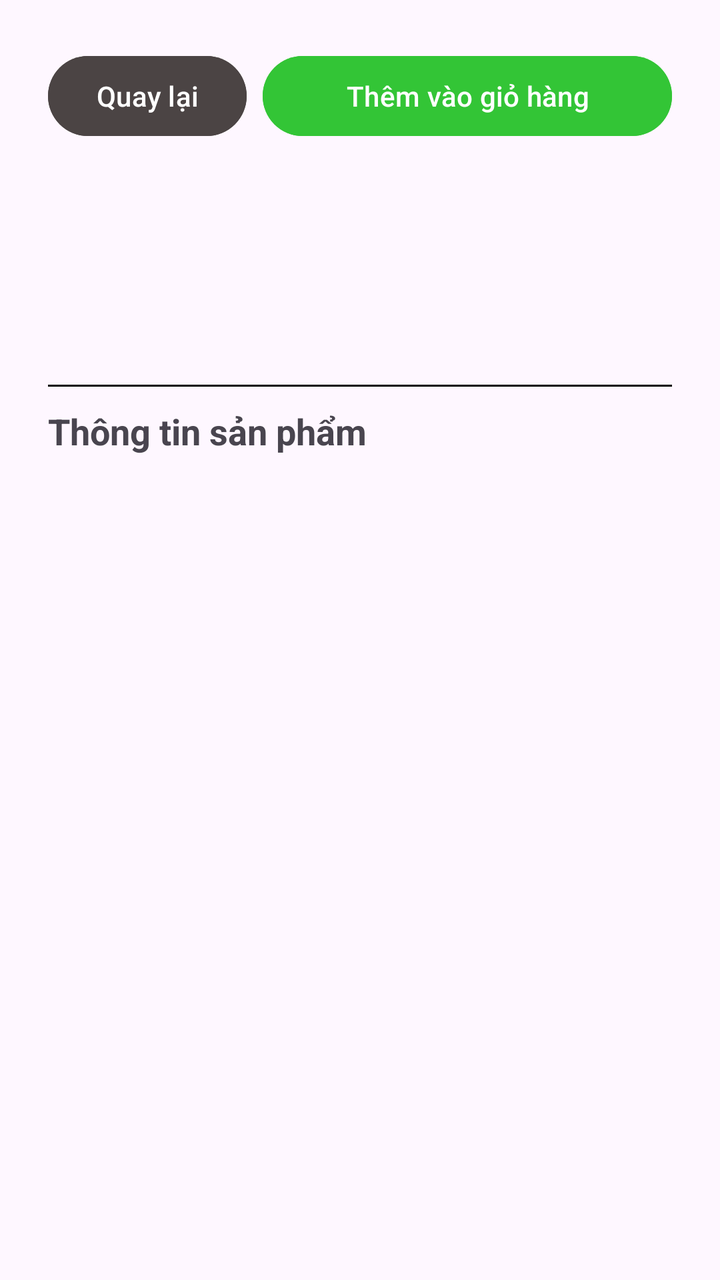
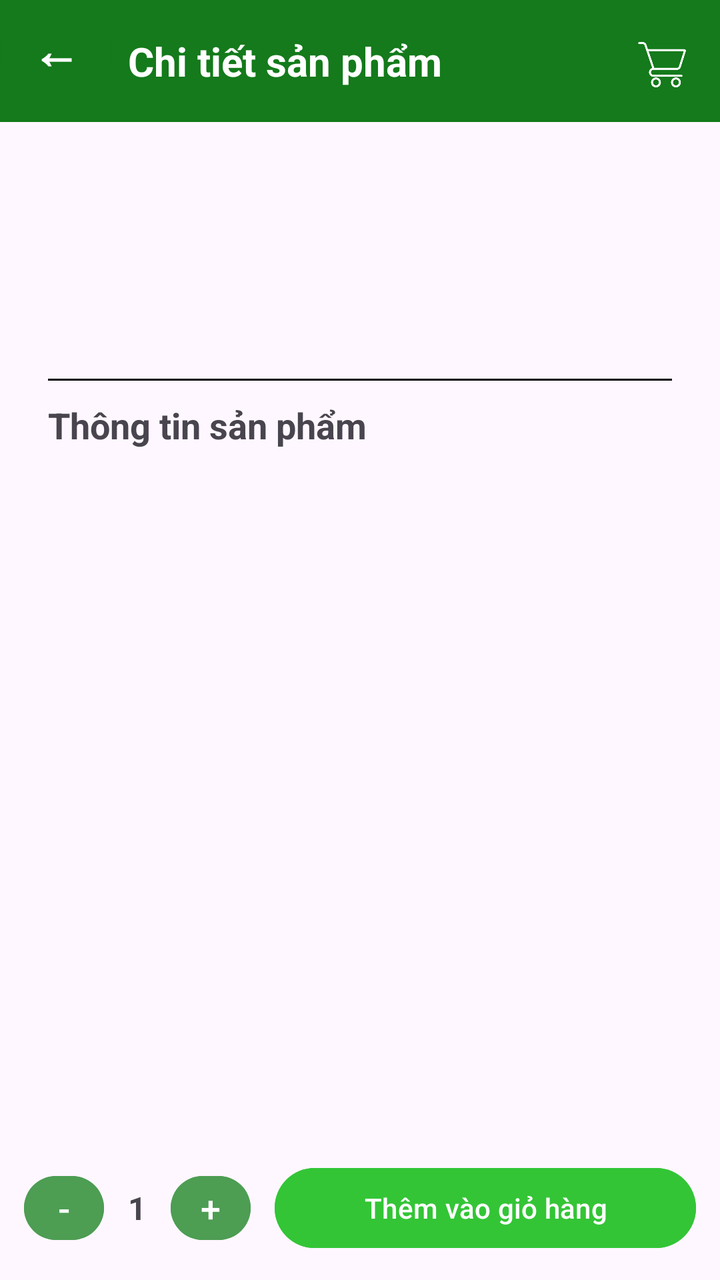

Two renders of the same Android screen: before a commit and after it. Below are the layout's source before the change and the commit's diff.
<!-- AndroidManifest.xml: application theme Theme.MobilePro -->
<!-- res/layout/activity_product_detail.xml -->
<?xml version="1.0" encoding="utf-8"?>

<ScrollView xmlns:android="http://schemas.android.com/apk/res/android"
    android:layout_width="match_parent"
    android:layout_height="match_parent"
    android:fillViewport="true">

    <LinearLayout
        android:layout_width="match_parent"
            android:layout_height="match_parent"
            android:orientation="vertical"
            android:padding="24dp">

        <LinearLayout
            android:layout_width="match_parent"
            android:layout_height="wrap_content"
            android:orientation="horizontal"
            android:layout_marginBottom="16dp">

            <Button
                android:id="@+id/btnBack"
                android:layout_width="wrap_content"
                android:layout_height="wrap_content"
                android:layout_marginEnd="8dp"
                android:text="Quay lại"
                android:backgroundTint="#4B4444"/>

            <Button
                android:id="@+id/btnAddToCart"
                android:layout_width="match_parent"
                android:layout_height="wrap_content"
                android:backgroundTint="#33C536"
                android:text="Thêm vào giỏ hàng" />

        </LinearLayout>

        <ImageView
            android:id="@+id/imgDetail"
            android:layout_width="match_parent"
            android:layout_height="wrap_content"
            android:layout_marginBottom="20dp"
            android:scaleType="center" />

        <TextView
            android:id="@+id/tvDetailName"
            android:layout_width="match_parent"
            android:layout_height="wrap_content"
            android:textSize="26sp"
            android:textStyle="bold"
            android:layout_marginBottom="10dp"/>

        <TextView
            android:id="@+id/tvDetailPrice"
            android:layout_width="match_parent"
            android:layout_height="wrap_content"
            android:textSize="22sp"
            android:textColor="#BD1208"
            android:layout_marginBottom="10dp"/>

        <View
            android:layout_width="match_parent"
            android:layout_height="1dp"
            android:background="@color/black"
            android:layout_marginBottom="10dp"/>

        <TextView
            android:layout_width="match_parent"
            android:layout_height="wrap_content"
            android:text="Thông tin sản phẩm"
            android:textSize="18sp"
            android:textStyle="bold"
            android:layout_marginBottom="10dp" />

        <TextView
            android:id="@+id/tvDetailDescription"
            android:layout_width="match_parent"
            android:layout_height="wrap_content"
            android:textSize="18sp"/>

    </LinearLayout>

</ScrollView>
<!-- resources referenced by this layout -->
<resources>
  <color name="black">#FF000000</color>
  <style name="Theme.MobilePro" parent="Base.Theme.MobilePro" />
  <style name="Base.Theme.MobilePro" parent="Theme.Material3.DayNight.NoActionBar">
          
          
      </style>
</resources>

<!-- the commit's change to res/layout/activity_product_detail.xml (unified diff, before → after) -->
@@ -1,82 +1,161 @@
 <?xml version="1.0" encoding="utf-8"?>
 
-<ScrollView xmlns:android="http://schemas.android.com/apk/res/android"
+<LinearLayout xmlns:android="http://schemas.android.com/apk/res/android"
+    xmlns:app="http://schemas.android.com/apk/res-auto"
     android:layout_width="match_parent"
     android:layout_height="match_parent"
-    android:fillViewport="true">
+    android:orientation="vertical">
 
     <LinearLayout
         android:layout_width="match_parent"
-            android:layout_height="match_parent"
-            android:orientation="vertical"
-            android:padding="24dp">
+        android:layout_height="wrap_content"
+        android:orientation="horizontal"
+        android:background="@color/green"
+        android:gravity="center_vertical">
+
+        <Button
+            android:id="@+id/btnBack"
+            android:layout_width="56dp"
+            android:layout_height="56dp"
+            android:minWidth="0dp"
+            android:minHeight="0dp"
+            android:padding="0dp"
+            android:text="←"
+            android:textSize="24sp"
+            android:textStyle="bold"
+            android:backgroundTint="@color/green"
+            android:textColor="@color/white"
+            android:layout_marginBottom="5dp"/>
+
+        <TextView
+            android:layout_width="0dp"
+            android:layout_height="wrap_content"
+            android:layout_weight="1"
+            android:layout_marginStart="8dp"
+            android:text="Chi tiết sản phẩm"
+            android:textSize="20sp"
+            android:textColor="@color/white"
+            android:textStyle="bold" />
+
+        <ImageButton
+            android:id="@+id/btnGoToCart"
+            android:layout_width="48dp"
+            android:layout_height="48dp"
+            android:layout_marginTop="2dp"
+            android:layout_marginEnd="5dp"
+            android:background="@null"
+            android:scaleType="fitCenter"
+            android:padding="8dp"
+            android:src="@drawable/ic_cart"
+            app:tint="@color/white"/>
+    </LinearLayout>
+
+    <ScrollView
+        android:layout_width="match_parent"
+        android:layout_height="0dp"
+        android:layout_weight="1"
+        android:fillViewport="true">
 
         <LinearLayout
             android:layout_width="match_parent"
             android:layout_height="wrap_content"
-            android:orientation="horizontal"
-            android:layout_marginBottom="16dp">
+            android:orientation="vertical"
+            android:padding="24dp">
 
-            <Button
-                android:id="@+id/btnBack"
-                android:layout_width="wrap_content"
-                android:layout_height="wrap_content"
-                android:layout_marginEnd="8dp"
-                android:text="Quay lại"
-                android:backgroundTint="#4B4444"/>
-
-            <Button
-                android:id="@+id/btnAddToCart"
+            <ImageView
+                android:id="@+id/imgDetail"
                 android:layout_width="match_parent"
                 android:layout_height="wrap_content"
-                android:backgroundTint="#33C536"
-                android:text="Thêm vào giỏ hàng" />
+                android:layout_marginBottom="20dp"
+                android:scaleType="center" />
+
+            <TextView
+                android:id="@+id/tvDetailName"
+                android:layout_width="match_parent"
+                android:layout_height="wrap_content"
+                android:textSize="26sp"
+                android:textStyle="bold"
+                android:layout_marginBottom="10dp" />
+
+            <TextView
+                android:id="@+id/tvDetailPrice"
+                android:layout_width="match_parent"
+                android:layout_height="wrap_content"
+                android:textSize="22sp"
+                android:textColor="#BD1208"
+                android:layout_marginBottom="10dp" />
+
+            <View
+                android:layout_width="match_parent"
+                android:layout_height="1dp"
+                android:background="@color/black"
+                android:layout_marginBottom="10dp" />
+
+            <TextView
+                android:layout_width="match_parent"
+                android:layout_height="wrap_content"
+                android:text="Thông tin sản phẩm"
+                android:textSize="18sp"
+                android:textStyle="bold"
+                android:layout_marginBottom="10dp" />
+
+            <TextView
+                android:id="@+id/tvDetailDescription"
+                android:layout_width="match_parent"
+                android:layout_height="wrap_content"
+                android:textSize="18sp" />
 
         </LinearLayout>
+    </ScrollView>
 
-        <ImageView
-            android:id="@+id/imgDetail"
-            android:layout_width="match_parent"
-            android:layout_height="wrap_content"
-            android:layout_marginBottom="20dp"
-            android:scaleType="center" />
+    <LinearLayout
+        android:layout_width="match_parent"
+        android:layout_height="wrap_content"
+        android:orientation="horizontal"
+        android:padding="12dp"
+        android:gravity="center_vertical">
+
+        <Button
+            android:id="@+id/btnMinus"
+            android:layout_width="40dp"
+            android:layout_height="40dp"
+            android:minWidth="0dp"
+            android:minHeight="0dp"
+            android:padding="0dp"
+            android:text="-"
+            android:textSize="18sp"
+            android:backgroundTint="#4D9D53" />
 
         <TextView
-            android:id="@+id/tvDetailName"
-            android:layout_width="match_parent"
+            android:id="@+id/tvQuantity"
+            android:layout_width="wrap_content"
             android:layout_height="wrap_content"
-            android:textSize="26sp"
-            android:textStyle="bold"
-            android:layout_marginBottom="10dp"/>
+            android:layout_marginStart="12dp"
+            android:layout_marginEnd="12dp"
+            android:text="1"
+            android:textSize="16sp"
+            android:textStyle="bold" />
 
-        <TextView
-            android:id="@+id/tvDetailPrice"
-            android:layout_width="match_parent"
+        <Button
+            android:id="@+id/btnPlus"
+            android:layout_width="40dp"
+            android:layout_height="40dp"
+            android:minWidth="0dp"
+            android:minHeight="0dp"
+            android:padding="0dp"
+            android:text="+"
+            android:textSize="18sp"
+            android:backgroundTint="#4D9D53" />
+
+        <Button
+            android:id="@+id/btnAddToCart"
+            android:layout_width="0dp"
             android:layout_height="wrap_content"
-            android:textSize="22sp"
-            android:textColor="#BD1208"
-            android:layout_marginBottom="10dp"/>
-
-        <View
-            android:layout_width="match_parent"
-            android:layout_height="1dp"
-            android:background="@color/black"
-            android:layout_marginBottom="10dp"/>
-
-        <TextView
-            android:layout_width="match_parent"
-            android:layout_height="wrap_content"
-            android:text="Thông tin sản phẩm"
-            android:textSize="18sp"
-            android:textStyle="bold"
-            android:layout_marginBottom="10dp" />
-
-        <TextView
-            android:id="@+id/tvDetailDescription"
-            android:layout_width="match_parent"
-            android:layout_height="wrap_content"
-            android:textSize="18sp"/>
+            android:layout_weight="1"
+            android:layout_marginStart="12dp"
+            android:backgroundTint="#33C536"
+            android:text="Thêm vào giỏ hàng" />
 
     </LinearLayout>
 
-</ScrollView>
+</LinearLayout>
<!-- resource entries referenced after the edit -->
@@ -1,6 +1,9 @@
 <!-- resources referenced by this layout -->
 <resources>
   <color name="black">#FF000000</color>
+  <color name="green">#147A1B</color>
+  <color name="white">#FFFFFFFF</color>
+  <!-- drawable ic_cart: png bitmap (drawable, 26022 bytes) -->
   <style name="Theme.MobilePro" parent="Base.Theme.MobilePro" />
   <style name="Base.Theme.MobilePro" parent="Theme.Material3.DayNight.NoActionBar">
           
